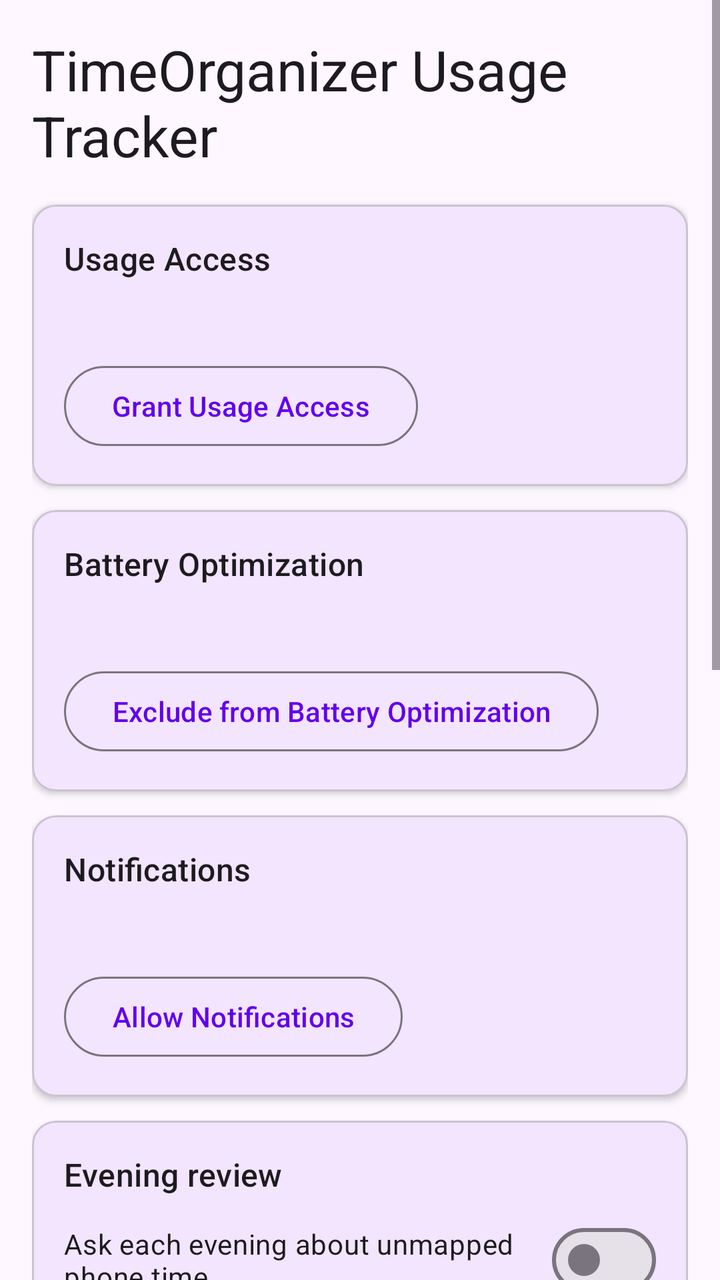
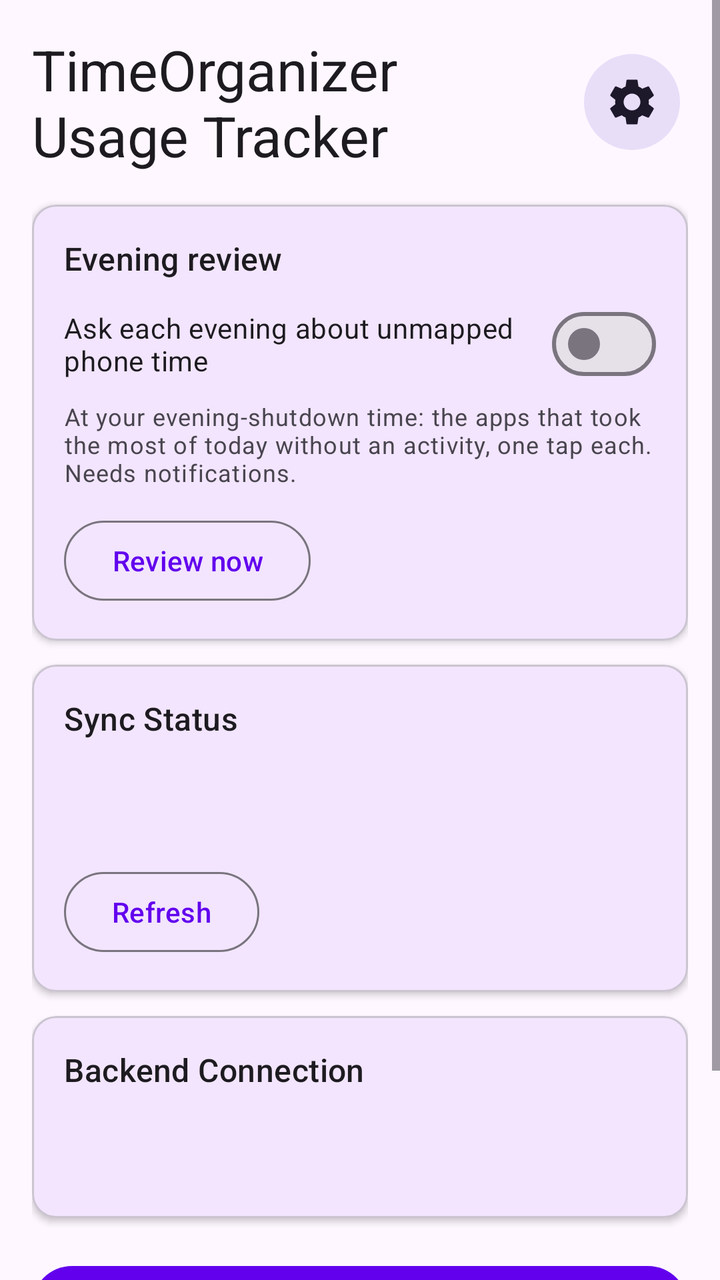

Screens rendered from an Android XML layout before and after an edit, with the pre-edit source and the edit as a unified diff.
<!-- AndroidManifest.xml: application theme Theme.TimeOrganizerUsageTracker -->
<!-- res/layout/activity_main.xml -->
<?xml version="1.0" encoding="utf-8"?>
<ScrollView xmlns:android="http://schemas.android.com/apk/res/android"
    xmlns:app="http://schemas.android.com/apk/res-auto"
    android:layout_width="match_parent"
    android:id="@+id/root"
    android:layout_height="match_parent"
    android:clipToPadding="false"
    android:fillViewport="true">

    <LinearLayout
        android:layout_width="match_parent"
        android:layout_height="wrap_content"
        android:orientation="vertical"
        android:padding="16dp">

        
        <TextView
            android:layout_width="match_parent"
            android:layout_height="wrap_content"
            android:text="TimeOrganizer Usage Tracker"
            android:textAppearance="?attr/textAppearanceHeadlineMedium"
            android:layout_marginBottom="16dp" />

        
        <com.google.android.material.card.MaterialCardView
            android:layout_width="match_parent"
            android:layout_height="wrap_content"
            android:layout_marginBottom="12dp"
            app:cardElevation="2dp"
            app:cardCornerRadius="12dp">

            <LinearLayout
                android:layout_width="match_parent"
                android:layout_height="wrap_content"
                android:orientation="vertical"
                android:padding="16dp">

                <TextView
                    android:layout_width="wrap_content"
                    android:layout_height="wrap_content"
                    android:text="Usage Access"
                    android:textAppearance="?attr/textAppearanceTitleMedium"
                    android:layout_marginBottom="8dp" />

                <TextView
                    android:id="@+id/tvPermissionStatus"
                    android:layout_width="wrap_content"
                    android:layout_height="wrap_content"
                    android:textAppearance="?attr/textAppearanceBodyMedium"
                    android:layout_marginBottom="12dp" />

                <com.google.android.material.button.MaterialButton
                    android:id="@+id/btnGrantPermission"
                    android:layout_width="wrap_content"
                    android:layout_height="wrap_content"
                    android:text="@string/btn_grant_permission"
                    style="@style/Widget.Material3.Button.OutlinedButton" />

            </LinearLayout>
        </com.google.android.material.card.MaterialCardView>

        
        <com.google.android.material.card.MaterialCardView
            android:layout_width="match_parent"
            android:layout_height="wrap_content"
            android:layout_marginBottom="12dp"
            app:cardElevation="2dp"
            app:cardCornerRadius="12dp">

            <LinearLayout
                android:layout_width="match_parent"
                android:layout_height="wrap_content"
                android:orientation="vertical"
                android:padding="16dp">

                <TextView
                    android:layout_width="wrap_content"
                    android:layout_height="wrap_content"
                    android:text="Battery Optimization"
                    android:textAppearance="?attr/textAppearanceTitleMedium"
                    android:layout_marginBottom="8dp" />

                <TextView
                    android:id="@+id/tvBatteryStatus"
                    android:layout_width="wrap_content"
                    android:layout_height="wrap_content"
                    android:textAppearance="?attr/textAppearanceBodyMedium"
                    android:layout_marginBottom="12dp" />

                <com.google.android.material.button.MaterialButton
                    android:id="@+id/btnExcludeBattery"
                    android:layout_width="wrap_content"
                    android:layout_height="wrap_content"
                    android:text="@string/btn_exclude_battery"
                    style="@style/Widget.Material3.Button.OutlinedButton" />

            </LinearLayout>
        </com.google.android.material.card.MaterialCardView>

        
        <com.google.android.material.card.MaterialCardView
            android:layout_width="match_parent"
            android:layout_height="wrap_content"
            android:layout_marginBottom="12dp"
            app:cardElevation="2dp"
            app:cardCornerRadius="12dp">

            <LinearLayout
                android:layout_width="match_parent"
                android:layout_height="wrap_content"
                android:orientation="vertical"
                android:padding="16dp">

                <TextView
                    android:layout_width="wrap_content"
                    android:layout_height="wrap_content"
                    android:text="Notifications"
                    android:textAppearance="?attr/textAppearanceTitleMedium"
                    android:layout_marginBottom="8dp" />

                <TextView
                    android:id="@+id/tvNotificationStatus"
                    android:layout_width="wrap_content"
                    android:layout_height="wrap_content"
                    android:textAppearance="?attr/textAppearanceBodyMedium"
                    android:layout_marginBottom="12dp" />

                <com.google.android.material.button.MaterialButton
                    android:id="@+id/btnAllowNotifications"
                    android:layout_width="wrap_content"
                    android:layout_height="wrap_content"
                    android:text="@string/btn_allow_notifications"
                    style="@style/Widget.Material3.Button.OutlinedButton" />

            </LinearLayout>
        </com.google.android.material.card.MaterialCardView>

        
        <com.google.android.material.card.MaterialCardView
            android:layout_width="match_parent"
            android:layout_height="wrap_content"
            android:layout_marginBottom="12dp"
            app:cardElevation="2dp"
            app:cardCornerRadius="12dp">

            <LinearLayout
                android:layout_width="match_parent"
                android:layout_height="wrap_content"
                android:orientation="vertical"
                android:padding="16dp">

                <TextView
                    android:layout_width="wrap_content"
                    android:layout_height="wrap_content"
                    android:text="@string/review_card_title"
                    android:textAppearance="?attr/textAppearanceTitleMedium"
                    android:layout_marginBottom="8dp" />

                <com.google.android.material.materialswitch.MaterialSwitch
                    android:id="@+id/swEveningReview"
                    android:layout_width="match_parent"
                    android:layout_height="wrap_content"
                    android:text="@string/review_card_switch" />

                <TextView
                    android:layout_width="wrap_content"
                    android:layout_height="wrap_content"
                    android:text="@string/review_card_hint"
                    android:textAppearance="?attr/textAppearanceBodySmall"
                    android:layout_marginTop="4dp"
                    android:layout_marginBottom="12dp" />

                <com.google.android.material.button.MaterialButton
                    android:id="@+id/btnReviewNow"
                    android:layout_width="wrap_content"
                    android:layout_height="wrap_content"
                    android:text="@string/btn_review_now"
                    style="@style/Widget.Material3.Button.OutlinedButton" />

            </LinearLayout>
        </com.google.android.material.card.MaterialCardView>

        
        <com.google.android.material.card.MaterialCardView
            android:layout_width="match_parent"
            android:layout_height="wrap_content"
            android:layout_marginBottom="12dp"
            app:cardElevation="2dp"
            app:cardCornerRadius="12dp">

            <LinearLayout
                android:layout_width="match_parent"
                android:layout_height="wrap_content"
                android:orientation="vertical"
                android:padding="16dp">

                <TextView
                    android:layout_width="wrap_content"
                    android:layout_height="wrap_content"
                    android:text="Sync Status"
                    android:textAppearance="?attr/textAppearanceTitleMedium"
                    android:layout_marginBottom="8dp" />

                <TextView
                    android:id="@+id/tvLastSync"
                    android:layout_width="wrap_content"
                    android:layout_height="wrap_content"
                    android:textAppearance="?attr/textAppearanceBodyMedium" />

                <TextView
                    android:id="@+id/tvSyncResult"
                    android:layout_width="wrap_content"
                    android:layout_height="wrap_content"
                    android:textAppearance="?attr/textAppearanceBodyMedium"
                    android:layout_marginTop="4dp" />

                <com.google.android.material.button.MaterialButton
                    android:id="@+id/btnRefreshStatus"
                    android:layout_width="wrap_content"
                    android:layout_height="wrap_content"
                    android:layout_marginTop="12dp"
                    android:text="@string/btn_refresh_status"
                    style="@style/Widget.Material3.Button.OutlinedButton" />

            </LinearLayout>
        </com.google.android.material.card.MaterialCardView>

        
        <com.google.android.material.card.MaterialCardView
            android:layout_width="match_parent"
            android:layout_height="wrap_content"
            android:layout_marginBottom="12dp"
            app:cardElevation="2dp"
            app:cardCornerRadius="12dp">

            <LinearLayout
                android:layout_width="match_parent"
                android:layout_height="wrap_content"
                android:orientation="vertical"
                android:padding="16dp">

                <TextView
                    android:layout_width="wrap_content"
                    android:layout_height="wrap_content"
                    android:text="Backend Connection"
                    android:textAppearance="?attr/textAppearanceTitleMedium"
                    android:layout_marginBottom="8dp" />

                <TextView
                    android:id="@+id/tvBackendStatus"
                    android:layout_width="wrap_content"
                    android:layout_height="wrap_content"
                    android:textAppearance="?attr/textAppearanceBodyMedium" />

                <TextView
                    android:id="@+id/tvApiUrl"
                    android:layout_width="wrap_content"
                    android:layout_height="wrap_content"
                    android:textAppearance="?attr/textAppearanceBodySmall"
                    android:layout_marginTop="4dp" />

            </LinearLayout>
        </com.google.android.material.card.MaterialCardView>

        
        <com.google.android.material.button.MaterialButton
            android:id="@+id/btnSyncNow"
            android:layout_width="match_parent"
            android:layout_height="wrap_content"
            android:text="@string/btn_sync_now"
            android:layout_marginTop="8dp" />

        
        <com.google.android.material.button.MaterialButton
            android:id="@+id/btnLogout"
            android:layout_width="match_parent"
            android:layout_height="wrap_content"
            android:text="@string/btn_logout"
            android:layout_marginTop="24dp"
            style="@style/Widget.Material3.Button.TextButton" />

    </LinearLayout>
</ScrollView>
<!-- resources referenced by this layout -->
<resources>
  <string name="btn_allow_notifications">Allow Notifications</string>
  <string name="btn_exclude_battery">Exclude from Battery Optimization</string>
  <string name="btn_grant_permission">Grant Usage Access</string>
  <string name="btn_logout">Sign Out</string>
  <string name="btn_refresh_status">Refresh</string>
  <string name="btn_review_now">Review now</string>
  <string name="btn_sync_now">Sync Now</string>
  <string name="review_card_hint">At your evening-shutdown time: the apps that took the most of today without an activity, one tap each. Needs notifications.</string>
  <string name="review_card_switch">Ask each evening about unmapped phone time</string>
  <string name="review_card_title">Evening review</string>
  <style name="Theme.TimeOrganizerUsageTracker" parent="Theme.Material3.DayNight.NoActionBar">
          <item name="colorPrimary">@color/purple_500</item>
          <item name="colorOnPrimary">@color/white</item>
          <item name="colorSecondary">@color/teal_200</item>
          <item name="colorOnSecondary">@color/black</item>
      </style>
  <color name="purple_500">#FF6200EE</color>
  <color name="white">#FFFFFFFF</color>
  <color name="teal_200">#FF03DAC5</color>
  <color name="black">#FF000000</color>
</resources>

<!-- the commit's change to res/layout/activity_main.xml (unified diff, before → after) -->
@@ -1,11 +1,65 @@
 <?xml version="1.0" encoding="utf-8"?>
-<ScrollView xmlns:android="http://schemas.android.com/apk/res/android"
+<LinearLayout xmlns:android="http://schemas.android.com/apk/res/android"
     xmlns:app="http://schemas.android.com/apk/res-auto"
     android:layout_width="match_parent"
     android:id="@+id/root"
     android:layout_height="match_parent"
-    android:clipToPadding="false"
-    android:fillViewport="true">
+    android:orientation="vertical">
+
+    
+    <com.google.android.material.card.MaterialCardView
+        android:id="@+id/bannerUsageAccess"
+        android:layout_width="match_parent"
+        android:layout_height="wrap_content"
+        android:layout_marginStart="16dp"
+        android:layout_marginEnd="16dp"
+        android:layout_marginTop="16dp"
+        android:visibility="gone"
+        app:cardBackgroundColor="?attr/colorErrorContainer"
+        app:strokeColor="?attr/colorError"
+        app:strokeWidth="1dp"
+        app:cardElevation="0dp"
+        app:cardCornerRadius="12dp">
+
+        <LinearLayout
+            android:layout_width="match_parent"
+            android:layout_height="wrap_content"
+            android:orientation="vertical"
+            android:padding="16dp">
+
+            <TextView
+                android:layout_width="wrap_content"
+                android:layout_height="wrap_content"
+                android:text="@string/usage_access_banner_title"
+                android:textAppearance="?attr/textAppearanceTitleMedium"
+                android:textColor="?attr/colorOnErrorContainer"
+                android:layout_marginBottom="4dp" />
+
+            <TextView
+                android:layout_width="wrap_content"
+                android:layout_height="wrap_content"
+                android:text="@string/usage_access_banner_text"
+                android:textAppearance="?attr/textAppearanceBodyMedium"
+                android:textColor="?attr/colorOnErrorContainer"
+                android:layout_marginBottom="12dp" />
+
+            <com.google.android.material.button.MaterialButton
+                android:id="@+id/btnGrantPermission"
+                android:layout_width="wrap_content"
+                android:layout_height="wrap_content"
+                android:text="@string/btn_grant_permission"
+                android:backgroundTint="?attr/colorError"
+                android:textColor="?attr/colorOnError" />
+
+        </LinearLayout>
+    </com.google.android.material.card.MaterialCardView>
+
+    <ScrollView
+        android:layout_width="match_parent"
+        android:layout_height="0dp"
+        android:layout_weight="1"
+        android:clipToPadding="false"
+        android:fillViewport="true">
 
     <LinearLayout
         android:layout_width="match_parent"
@@ -14,122 +68,76 @@
         android:padding="16dp">
 
         
-        <TextView
-            android:layout_width="match_parent"
-            android:layout_height="wrap_content"
-            android:text="TimeOrganizer Usage Tracker"
-            android:textAppearance="?attr/textAppearanceHeadlineMedium"
-            android:layout_marginBottom="16dp" />
-
-        
-        <com.google.android.material.card.MaterialCardView
-            android:layout_width="match_parent"
-            android:layout_height="wrap_content"
-            android:layout_marginBottom="12dp"
-            app:cardElevation="2dp"
-            app:cardCornerRadius="12dp">
-
-            <LinearLayout
-                android:layout_width="match_parent"
-                android:layout_height="wrap_content"
-                android:orientation="vertical"
-                android:padding="16dp">
-
-                <TextView
-                    android:layout_width="wrap_content"
-                    android:layout_height="wrap_content"
-                    android:text="Usage Access"
-                    android:textAppearance="?attr/textAppearanceTitleMedium"
-                    android:layout_marginBottom="8dp" />
-
-                <TextView
-                    android:id="@+id/tvPermissionStatus"
+        <LinearLayout
+            android:layout_width="match_parent"
+            android:layout_height="wrap_content"
+            android:orientation="horizontal"
+            android:gravity="center_vertical"
+            android:layout_marginBottom="16dp">
+
+            <TextView
+                android:layout_width="0dp"
+                android:layout_height="wrap_content"
+                android:layout_weight="1"
+                android:text="TimeOrganizer Usage Tracker"
+                android:textAppearance="?attr/textAppearanceHeadlineMedium" />
+
+            <com.google.android.material.button.MaterialButton
+                android:id="@+id/btnSettings"
+                style="@style/Widget.Material3.Button.IconButton.Filled.Tonal"
+                android:layout_width="wrap_content"
+                android:layout_height="wrap_content"
+                android:layout_marginStart="8dp"
+                android:contentDescription="@string/settings_title"
+                app:icon="@drawable/ic_settings"
+                app:iconSize="28dp" />
+
+        </LinearLayout>
+
+        
+        <com.google.android.material.card.MaterialCardView
+            android:id="@+id/bannerSetup"
+            android:layout_width="match_parent"
+            android:layout_height="wrap_content"
+            android:layout_marginBottom="12dp"
+            android:visibility="gone"
+            android:clickable="true"
+            android:focusable="true"
+            app:cardBackgroundColor="@color/warning_container"
+            app:strokeColor="@color/warning"
+            app:strokeWidth="1dp"
+            app:cardElevation="0dp"
+            app:cardCornerRadius="12dp">
+
+            <LinearLayout
+                android:layout_width="match_parent"
+                android:layout_height="wrap_content"
+                android:orientation="vertical"
+                android:padding="16dp">
+
+                <TextView
+                    android:layout_width="wrap_content"
+                    android:layout_height="wrap_content"
+                    android:text="@string/setup_banner_title"
+                    android:textAppearance="?attr/textAppearanceTitleMedium"
+                    android:textColor="@color/on_warning_container"
+                    android:layout_marginBottom="4dp" />
+
+                <TextView
+                    android:id="@+id/tvSetupBanner"
                     android:layout_width="wrap_content"
                     android:layout_height="wrap_content"
                     android:textAppearance="?attr/textAppearanceBodyMedium"
+                    android:textColor="@color/on_warning_container"
                     android:layout_marginBottom="12dp" />
 
                 <com.google.android.material.button.MaterialButton
-                    android:id="@+id/btnGrantPermission"
-                    android:layout_width="wrap_content"
-                    android:layout_height="wrap_content"
-                    android:text="@string/btn_grant_permission"
-                    style="@style/Widget.Material3.Button.OutlinedButton" />
-
-            </LinearLayout>
-        </com.google.android.material.card.MaterialCardView>
-
-        
-        <com.google.android.material.card.MaterialCardView
-            android:layout_width="match_parent"
-            android:layout_height="wrap_content"
-            android:layout_marginBottom="12dp"
-            app:cardElevation="2dp"
-            app:cardCornerRadius="12dp">
-
-            <LinearLayout
-                android:layout_width="match_parent"
-                android:layout_height="wrap_content"
-                android:orientation="vertical"
-                android:padding="16dp">
-
-                <TextView
-                    android:layout_width="wrap_content"
-                    android:layout_height="wrap_content"
-                    android:text="Battery Optimization"
-                    android:textAppearance="?attr/textAppearanceTitleMedium"
-                    android:layout_marginBottom="8dp" />
-
-                <TextView
-                    android:id="@+id/tvBatteryStatus"
-                    android:layout_width="wrap_content"
-                    android:layout_height="wrap_content"
-                    android:textAppearance="?attr/textAppearanceBodyMedium"
-                    android:layout_marginBottom="12dp" />
-
-                <com.google.android.material.button.MaterialButton
-                    android:id="@+id/btnExcludeBattery"
-                    android:layout_width="wrap_content"
-                    android:layout_height="wrap_content"
-                    android:text="@string/btn_exclude_battery"
-                    style="@style/Widget.Material3.Button.OutlinedButton" />
-
-            </LinearLayout>
-        </com.google.android.material.card.MaterialCardView>
-
-        
-        <com.google.android.material.card.MaterialCardView
-            android:layout_width="match_parent"
-            android:layout_height="wrap_content"
-            android:layout_marginBottom="12dp"
-            app:cardElevation="2dp"
-            app:cardCornerRadius="12dp">
-
-            <LinearLayout
-                android:layout_width="match_parent"
-                android:layout_height="wrap_content"
-                android:orientation="vertical"
-                android:padding="16dp">
-
-                <TextView
-                    android:layout_width="wrap_content"
-                    android:layout_height="wrap_content"
-                    android:text="Notifications"
-                    android:textAppearance="?attr/textAppearanceTitleMedium"
-                    android:layout_marginBottom="8dp" />
-
-                <TextView
-                    android:id="@+id/tvNotificationStatus"
-                    android:layout_width="wrap_content"
-                    android:layout_height="wrap_content"
-                    android:textAppearance="?attr/textAppearanceBodyMedium"
-                    android:layout_marginBottom="12dp" />
-
-                <com.google.android.material.button.MaterialButton
-                    android:id="@+id/btnAllowNotifications"
-                    android:layout_width="wrap_content"
-                    android:layout_height="wrap_content"
-                    android:text="@string/btn_allow_notifications"
+                    android:id="@+id/btnOpenSettings"
+                    android:layout_width="wrap_content"
+                    android:layout_height="wrap_content"
+                    android:text="@string/btn_open_settings"
+                    android:textColor="@color/on_warning_container"
+                    app:strokeColor="@color/warning"
                     style="@style/Widget.Material3.Button.OutlinedButton" />
 
             </LinearLayout>
@@ -280,4 +288,5 @@
             style="@style/Widget.Material3.Button.TextButton" />
 
     </LinearLayout>
-</ScrollView>
+    </ScrollView>
+</LinearLayout>
<!-- resource entries referenced after the edit -->
@@ -1,15 +1,32 @@
 <!-- resources referenced by this layout -->
 <resources>
-  <string name="btn_allow_notifications">Allow Notifications</string>
-  <string name="btn_exclude_battery">Exclude from Battery Optimization</string>
+  <color name="on_warning_container">#FF3D2E00</color>
+  <color name="warning">#FFB98900</color>
+  <color name="warning_container">#FFFFF0C2</color>
+  <!-- drawable ic_settings (drawable) -->
+  <?xml version="1.0" encoding="utf-8"?>
+  <vector xmlns:android="http://schemas.android.com/apk/res/android"
+      android:width="24dp"
+      android:height="24dp"
+      android:viewportWidth="24"
+      android:viewportHeight="24">
+      <path
+          android:fillColor="#FF000000"
+          android:pathData="M19.14,12.94c0.04,-0.3 0.06,-0.61 0.06,-0.94c0,-0.32 -0.02,-0.64 -0.07,-0.94l2.03,-1.58c0.18,-0.14 0.23,-0.41 0.12,-0.61l-1.92,-3.32c-0.12,-0.22 -0.37,-0.29 -0.59,-0.22l-2.39,0.96c-0.5,-0.38 -1.03,-0.7 -1.62,-0.94L14.4,2.81c-0.04,-0.24 -0.24,-0.41 -0.48,-0.41h-3.84c-0.24,0 -0.43,0.17 -0.47,0.41L9.25,5.35C8.66,5.59 8.12,5.92 7.63,6.29L5.24,5.33c-0.22,-0.08 -0.47,0 -0.59,0.22L2.74,8.87C2.62,9.08 2.66,9.34 2.86,9.48l2.03,1.58C4.84,11.36 4.8,11.69 4.8,12s0.02,0.64 0.07,0.94l-2.03,1.58c-0.18,0.14 -0.23,0.41 -0.12,0.61l1.92,3.32c0.12,0.22 0.37,0.29 0.59,0.22l2.39,-0.96c0.5,0.38 1.03,0.7 1.62,0.94l0.36,2.54c0.05,0.24 0.24,0.41 0.48,0.41h3.84c0.24,0 0.44,-0.17 0.47,-0.41l0.36,-2.54c0.59,-0.24 1.13,-0.56 1.62,-0.94l2.39,0.96c0.22,0.08 0.47,0 0.59,-0.22l1.92,-3.32c0.12,-0.22 0.07,-0.47 -0.12,-0.61L19.14,12.94zM12,15.6c-1.98,0 -3.6,-1.62 -3.6,-3.6s1.62,-3.6 3.6,-3.6s3.6,1.62 3.6,3.6S13.98,15.6 12,15.6z" />
+  </vector>
   <string name="btn_grant_permission">Grant Usage Access</string>
   <string name="btn_logout">Sign Out</string>
+  <string name="btn_open_settings">Open settings</string>
   <string name="btn_refresh_status">Refresh</string>
   <string name="btn_review_now">Review now</string>
   <string name="btn_sync_now">Sync Now</string>
   <string name="review_card_hint">At your evening-shutdown time: the apps that took the most of today without an activity, one tap each. Needs notifications.</string>
   <string name="review_card_switch">Ask each evening about unmapped phone time</string>
   <string name="review_card_title">Evening review</string>
+  <string name="settings_title">Settings</string>
+  <string name="setup_banner_title">Setup isn\'t finished</string>
+  <string name="usage_access_banner_text">Your app use isn\'t being read. Android keeps it for about a week, and it\'s picked up once access is back — anything older is gone.</string>
+  <string name="usage_access_banner_title">Usage access is off</string>
   <style name="Theme.TimeOrganizerUsageTracker" parent="Theme.Material3.DayNight.NoActionBar">
           <item name="colorPrimary">@color/purple_500</item>
           <item name="colorOnPrimary">@color/white</item>
